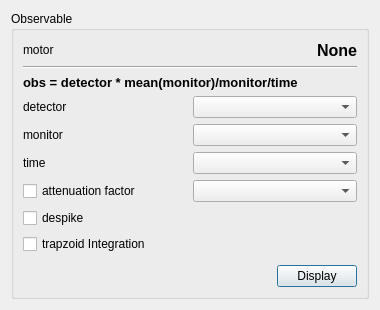
Above: adapt/gui/ui/iintobservable.ui from syncope/adapt before the change. Below: the same form after it.
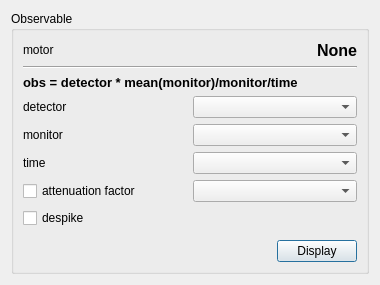
That is the form after the change.

Commit message: ! removed the option to do trapezoidal integration -> is done now, whenever the signal is fitted ! fixed a stupid bug that the despike box wasn't checked, even if it's in the config file

The edit to the form file:
```diff
--- a/adapt/gui/ui/iintobservable.ui
+++ b/adapt/gui/ui/iintobservable.ui
@@ -7,7 +7,7 @@
     <x>0</x>
     <y>0</y>
     <width>380</width>
-    <height>310</height>
+    <height>285</height>
    </rect>
   </property>
   <property name="windowTitle">
@@ -562,16 +562,6 @@
           </property>
          </widget>
         </item>
-        <item>
-         <widget class="QCheckBox" name="trapintCheckBox">
-          <property name="text">
-           <string>trapzoid Integration</string>
-          </property>
-          <property name="tristate">
-           <bool>false</bool>
-          </property>
-         </widget>
-        </item>
         <item>
          <spacer name="verticalSpacer">
           <property name="orientation">
```
The commit also changes 5 other files.
